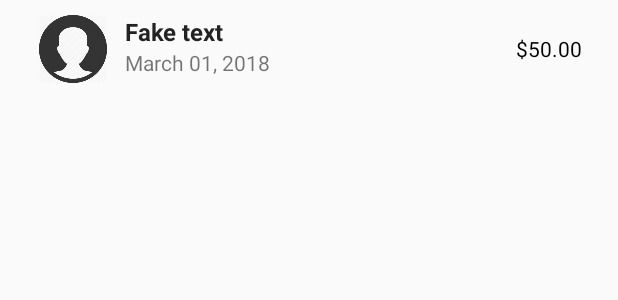
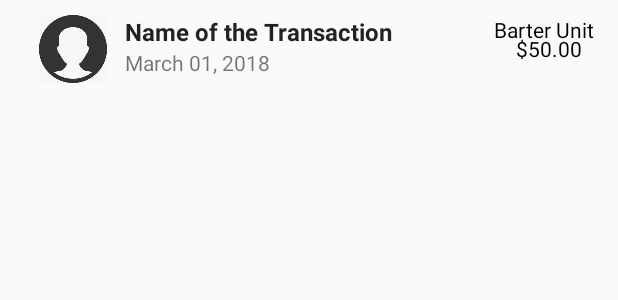
Before and after one commit to bdonma/cs446-g19, an Android app: the layout transaction_list_row.xml on its own in the app's theme, with its tools: preview values and no code run, on a phone screen of 412 x 824 dp. Shown: the top 300 px of the screen. Run offline under Robolectric (Android 15) with nearby library versions, the phone set to English and light mode, and no system bars.

```diff
--- a/app/src/main/java/com/ba/cg/jn/tl/barter/Transaction.java
+++ b/app/src/main/java/com/ba/cg/jn/tl/barter/Transaction.java
@@ -16,6 +16,8 @@ public class Transaction {
     private boolean isActive;
     private boolean isCompleted;
     private String notes;
+
+    // TODO: add date created field
 
     public Transaction(String name, String creatorId, ArrayList<String> targetUserIds, float cashValue, float barterValue, String barterUnit, boolean isBorrowed, boolean isActive, boolean isCompleted, String notes) {
         this.name = name;
--- a/app/src/main/res/layout/transaction_list_row.xml
+++ b/app/src/main/res/layout/transaction_list_row.xml
@@ -25,9 +25,9 @@
         android:layout_marginStart="10dp" />
 
     <TextView
-        android:id="@+id/title"
+        android:id="@+id/name"
         android:paddingLeft="12dp"
-        tools:text="Fake text"
+        tools:text="Name of the Transaction"
         android:layout_toRightOf="@id/picture"
         android:layout_width="match_parent"
         android:layout_height="wrap_content"
@@ -43,10 +43,10 @@
         android:layout_toRightOf="@id/picture"
         android:layout_width="match_parent"
         android:layout_height="wrap_content"
-        android:layout_below="@id/title" />
+        android:layout_below="@id/name" />
 
     <TextView
-        android:id="@+id/value"
+        android:id="@+id/cashValue"
         tools:text="$50.00"
         android:paddingRight="8dp"
         android:layout_centerInParent="true"
@@ -55,4 +55,14 @@
         android:layout_alignParentEnd="true"
         android:textColor="@color/value" />
 
+    <TextView
+        android:id="@+id/barterValue"
+        tools:text="Barter Unit"
+        android:layout_alignParentEnd="true"
+        android:layout_alignTop="@id/cashValue"
+        android:layout_width="wrap_content"
+        android:layout_height="wrap_content"
+        android:textColor="@color/value"
+    />
+
 </RelativeLayout>
```
Also changed, not shown: app/src/main/java/com/ba/cg/jn/tl/barter/DashboardFragment.java (+7 -1 lines), app/src/main/java/com/ba/cg/jn/tl/barter/DashboardPresenter.java (+38 -24 lines).
